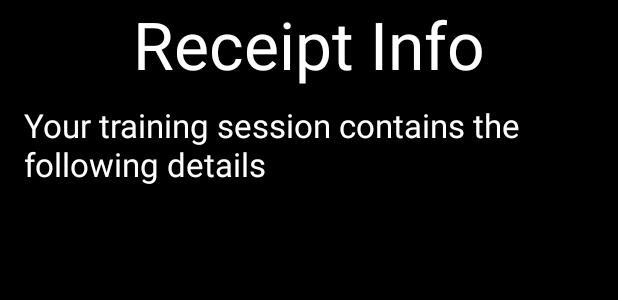
After one commit to BZEEE/PursuitVolley_Android_App, an Android app: the layout activity_player_checkout.xml on its own in the app's theme, with its tools: preview values and no code run, on a phone screen of 412 x 824 dp. The commit adds this screen. Shown: the top 300 px of the screen. Run offline under Robolectric (Android 15) with nearby library versions, the phone set to English and light mode, and no system bars.

Commit message:
Adding Coach Selection for player and checkout receipt activity

```diff
--- a/app/src/main/AndroidManifest.xml
+++ b/app/src/main/AndroidManifest.xml
@@ -12,7 +12,8 @@
         android:roundIcon="@mipmap/ic_launcher_round"
         android:supportsRtl="true"
         android:theme="@style/AppTheme">
-        <activity android:name=".CoachSelectionActivity"></activity>
+        <activity android:name=".PlayerCheckoutActivity"></activity>
+        <activity android:name=".CoachSelectionActivity" />
         <activity android:name=".CoachInfoEntry" />
         <activity android:name=".CoachProfileActivity" />
         <activity android:name=".PlayerLoginActivity" />
--- a/app/src/main/java/com/beazle/pursuitvolley/BioFragment.java
+++ b/app/src/main/java/com/beazle/pursuitvolley/CoachBioFragment.java
@@ -20,9 +20,9 @@ import com.google.firebase.firestore.FirebaseFirestore;
 
 import org.w3c.dom.Text;
 
-public class BioFragment extends Fragment {
+public class CoachBioFragment extends Fragment {
 
-    private final static String TAG = "BioFragment";
+    private final static String TAG = "CoachBioFragment";
 
     private FirebaseAuth mAuth;
     private FirebaseFirestore mFirestore;
--- a/app/src/main/java/com/beazle/pursuitvolley/CoachLoginActivity.java
+++ b/app/src/main/java/com/beazle/pursuitvolley/CoachLoginActivity.java
@@ -147,6 +147,9 @@ public class CoachLoginActivity extends AppCompatActivity {
                             // Sign in success, update UI with the signed-in user's information
                             Log.d(TAG, "createUserWithEmail:success");
                             // coach document is initialized using cloud functions
+                            // add new coach to CoachManager class so that the recycler view knows which coaches to show to players
+                            FirebaseUser user = mAuth.getCurrentUser();
+                            CoachManager.AddCoachToList(new Coach(user.getUid()));
                             GoToCoachInfoEntryActivity();
 
                         } else {
--- a/app/src/main/java/com/beazle/pursuitvolley/PaymentSettingsFragment.java
+++ b/app/src/main/java/com/beazle/pursuitvolley/CoachPaymentSettingsFragment.java
@@ -11,7 +11,7 @@ import androidx.annotation.NonNull;
 import androidx.annotation.Nullable;
 import androidx.fragment.app.Fragment;
 
-public class PaymentSettingsFragment extends Fragment {
+public class CoachPaymentSettingsFragment extends Fragment {
 
     private Button enterNewDirectDepositInfoButtonToggle;
     private Button viewCurrentDirectDepositInfoButtonToggle;
--- a/app/src/main/java/com/beazle/pursuitvolley/ScheduleFragment.java
+++ b/app/src/main/java/com/beazle/pursuitvolley/CoachScheduleFragment.java
@@ -9,7 +9,7 @@ import androidx.annotation.NonNull;
 import androidx.annotation.Nullable;
 import androidx.fragment.app.Fragment;
 
-public class ScheduleFragment extends Fragment {
+public class CoachScheduleFragment extends Fragment {
 
     @Nullable
     @Override
--- a/app/src/main/java/com/beazle/pursuitvolley/CoachSelectionActivity.java
+++ b/app/src/main/java/com/beazle/pursuitvolley/CoachSelectionActivity.java
@@ -11,14 +11,12 @@ import java.util.List;
 
 public class CoachSelectionActivity extends AppCompatActivity {
 
-    List<Coach> coachList;
-
     @Override
     protected void onCreate(Bundle savedInstanceState) {
         super.onCreate(savedInstanceState);
         setContentView(R.layout.activity_coach_selection);
 
-        coachList = new ArrayList<>();
+        List<Coach> coachList = CoachManager.GetCoachList();
         // retreive all coaches and their info from firestore
         // pull down their relavent thumbnail images from cloud storage as well
         // create new Coach objects and add them to the list
--- /dev/null
+++ b/app/src/main/res/layout/activity_player_checkout.xml
@@ -0,0 +1,63 @@
+<?xml version="1.0" encoding="utf-8"?>
+<RelativeLayout xmlns:android="http://schemas.android.com/apk/res/android"
+    xmlns:app="http://schemas.android.com/apk/res-auto"
+    xmlns:tools="http://schemas.android.com/tools"
+    android:layout_width="match_parent"
+    android:layout_height="match_parent"
+    android:paddingLeft="16dp"
+    android:paddingRight="16dp"
+    android:background="@color/black"
+    tools:context=".PlayerCheckoutActivity">
+
+    <TextView
+        android:id="@+id/player_checkout_title"
+        android:layout_width="match_parent"
+        android:layout_height="wrap_content"
+        android:layout_alignParentTop="true"
+        android:textSize="44sp"
+        android:textColor="@color/white"
+        android:layout_marginBottom="10dp"
+        android:gravity="center"
+        android:text="@string/player_checkout_receipt_title"/>
+
+    <TextView
+        android:id="@+id/player_checkout_intro_phrase"
+        android:layout_width="match_parent"
+        android:layout_height="wrap_content"
+        android:textColor="@color/white"
+        android:textSize="22sp"
+        android:layout_marginBottom="5dp"
+        android:layout_below="@+id/player_checkout_title"
+        android:text="@string/intro_phrase"/>
+
+    <TextView
+        android:id="@+id/player_checkout_coach_name"
+        android:layout_width="match_parent"
+        android:layout_height="wrap_content"
+        android:textColor="@color/white"
+        android:textSize="22sp"
+        android:gravity="center"
+        android:layout_marginBottom="5dp"
+        android:layout_below="@+id/player_checkout_intro_phrase" />
+
+    <TextView
+        android:id="@+id/player_checkout_date"
+        android:layout_width="match_parent"
+        android:layout_height="wrap_content"
+        android:textColor="@color/white"
+        android:textSize="22sp"
+        android:gravity="center"
+        android:layout_marginBottom="5dp"
+        android:layout_below="@+id/player_checkout_coach_name" />
+
+    <TextView
+        android:id="@+id/player_checkout_time"
+        android:layout_width="match_parent"
+        android:layout_height="wrap_content"
+        android:textColor="@color/white"
+        android:textSize="22sp"
+        android:gravity="center"
+        android:layout_marginBottom="5dp"
+        android:layout_below="@+id/player_checkout_date" />
+
+</RelativeLayout>
--- a/app/src/main/res/values/strings.xml
+++ b/app/src/main/res/values/strings.xml
@@ -54,4 +54,8 @@
     <string name="coach_info_entry_location_text">enter you location</string>
     <string name="coach_info_entry_bio_text">briefly explain your volleyball career</string>
     <string name="coach_info_entry_button_text">complete sign up</string>
+
+    <!--Player Checkout Activity-->
+    <string name="player_checkout_receipt_title">Receipt Info</string>
+    <string name="intro_phrase">Your training session contains the following details</string>
 </resources>
```
Also changed, not shown: app/src/main/java/com/beazle/pursuitvolley/Coach.java (+9 -3 lines), app/src/main/java/com/beazle/pursuitvolley/CoachInfoEntry.java (+32 -5 lines), app/src/main/java/com/beazle/pursuitvolley/CoachManager.java (added, +40 -0 lines), app/src/main/java/com/beazle/pursuitvolley/CoachProfileActivity.java (+10 -12 lines), app/src/main/java/com/beazle/pursuitvolley/CoachTimeSelectionActivity.java (+37 -20 lines), app/src/main/java/com/beazle/pursuitvolley/CoachTimeSelectionRecyclerViewAdapter.java (added, +70 -0 lines), app/src/main/java/com/beazle/pursuitvolley/MainActivity.java (+20 -18 lines), app/src/main/java/com/beazle/pursuitvolley/PlayerCheckoutActivity.java (added, +14 -0 lines), app/src/main/res/layout/activity_coach_time_selection.xml (+7 -0 lines), app/src/main/res/layout/list_item_time_slot.xml (added, +12 -0 lines).
